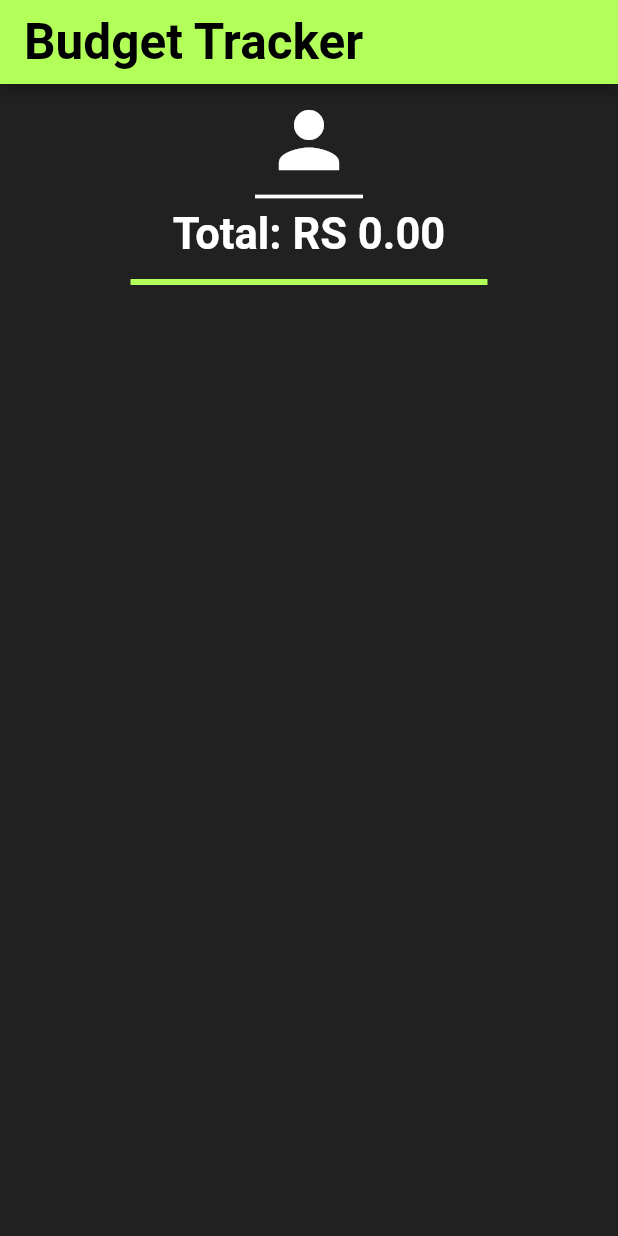
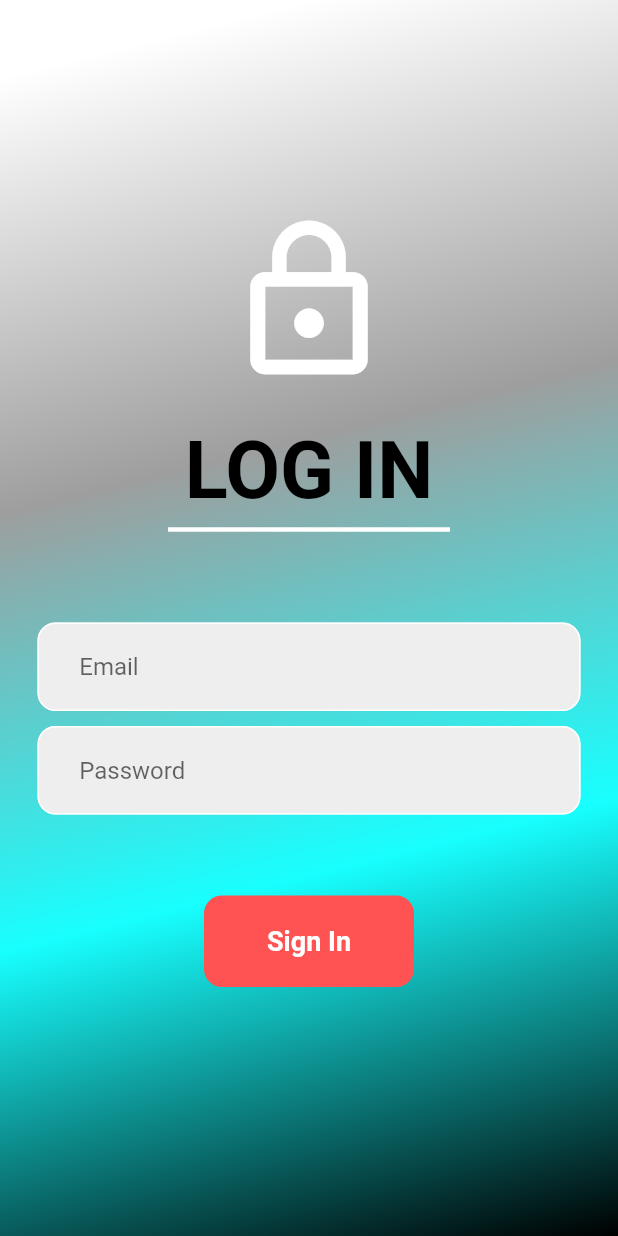
Before and after one commit to Varad-7/22B2270_IntroToAppDev, a Flutter app: the screen it shows after launch, on a phone screen of 412 x 824 dp. Run offline on Flutter 3.47's test engine with Material 2 defaults, Android fonts, the phone set to English and light mode, and no system bars; our stand-ins replace cloud_firestore, firebase_auth, firebase_core, flutter_slidable; accounts and stored records are empty.

Commit message:
week 3-4 assignment

```diff
--- a/lib/main.dart
+++ b/lib/main.dart
@@ -1,216 +1,23 @@
 import 'package:flutter/material.dart';
+import 'package:firebase_core/firebase_core.dart';
+import 'package:practice/pages/login_page.dart';
+import 'firebase_options.dart';
 
-void main() {
-  runApp(BudgetTrackerApp());
+void main() async {
+  WidgetsFlutterBinding.ensureInitialized();
+  await Firebase.initializeApp(
+    options: DefaultFirebaseOptions.currentPlatform,
+  );
+  runApp( MyApp());
 }
 
-class BudgetTrackerApp extends StatelessWidget {
+
+class MyApp extends StatelessWidget {
   @override
   Widget build(BuildContext context) {
-    return MaterialApp(
+    return const MaterialApp(
       debugShowCheckedModeBanner: false,
-      title: 'Budget Tracker',
-      home: BudgetTrackerScreen(),
+      home: LoginPage(),
     );
   }
 }
-
-class BudgetTrackerScreen extends StatefulWidget {
-  @override
-  _BudgetTrackerScreenState createState() => _BudgetTrackerScreenState();
-}
-
-class _BudgetTrackerScreenState extends State<BudgetTrackerScreen> {
-  List<Expense> expenses = [];
-
-  void _addExpense(String category, double amount) {
-    setState(() {
-      expenses.add(Expense(category: category, amount: amount));
-    });
-  }
-
-  void _deleteExpense(int index) {
-    setState(() {
-      expenses.removeAt(index);
-    });
-  }
-
-  double get totalAmount {
-    return expenses.fold(0, (sum, item) => sum + item.amount);
-  }
-
-  @override
-  Widget build(BuildContext context) {
-    return Scaffold(
-      backgroundColor: Colors.grey[900],
-      appBar: AppBar(
-        backgroundColor: Colors.lightGreenAccent[200],
-        title: const Text(
-          'Budget Tracker',
-          style: TextStyle(
-            color: Colors.black,
-            fontSize: 33,
-            fontWeight: FontWeight.bold,
-          ),
-        ),
-      ),
-      floatingActionButton: Padding(
-        padding: const EdgeInsets.fromLTRB(128.0,880.0,175.0,0.0),
-        child: FloatingActionButton(
-          splashColor: Colors.white60,
-          backgroundColor: Colors.cyanAccent,
-          onPressed: () => _openExpenseDialog(),
-          child: const Icon(
-            Icons.add,
-            color: Colors.black,
-            size: 31,
-          ),
-        ),
-      ),
-      body: Column(
-        crossAxisAlignment: CrossAxisAlignment.center,
-        children: [
-          Container(
-            padding: EdgeInsets.all(7.0),
-            child: Column(
-              children: [
-                const Icon(
-                  Icons.person,
-                  color: Colors.white,
-                  size: 60,
-                ),
-                Divider(
-                  color: Colors.white,
-                  indent: 163,
-                  endIndent: 163,
-                  thickness: 2.5,
-                ),
-                Text(
-                  'Total: RS ${totalAmount.toStringAsFixed(2)}',
-                  style: const TextStyle(
-                      fontSize: 29.0,
-                      fontWeight: FontWeight.bold,
-                    color: Colors.white
-                  ),
-                ),
-              ],
-            ),
-          ),
-          const Divider(
-            color: Colors.lightGreenAccent,
-            thickness: 4,
-            indent: 87,
-            endIndent: 87,
-          ),
-          Expanded(
-            child: ListView.builder(
-              itemCount: expenses.length,
-              itemBuilder: (context, index) {
-                final expense = expenses[index];
-                return Column(
-                  children: [
-                    ListTile(
-                      title: Text(
-                          expense.category,
-                        style: const TextStyle(
-                          fontSize: 21.0,
-                          fontWeight: FontWeight.bold,
-                          color: Colors.white,
-                        ),),
-                      trailing: Row(
-                        mainAxisSize: MainAxisSize.min,
-                        children: [
-                          Text(
-                            'Rs ${expense.amount.toStringAsFixed(2)}',
-                            style: const TextStyle(
-                                fontSize: 21.0,
-                                fontWeight: FontWeight.bold,
-                            color: Colors.white),
-                          ),
-                          IconButton(
-                            icon: const Icon(
-                                Icons.delete,
-                              color: Colors.white,
-                            ),
-                            onPressed: () => _deleteExpense(index),
-                          ),
-                        ],
-                      ),
-                    ),
-                    const Divider(
-                      color: Colors.white,
-                      thickness: 2,
-                      indent: 50,
-                      endIndent: 50,
-                    ), // Divider line after each expense item
-                  ],
-                );
-              },
-            ),
-          ),
-        ],
-      ),
-    );
-  }
-
-  void _openExpenseDialog() {
-    String category = '';
-    double amount = 0.0;
-
-    showDialog(
-      context: context,
-      builder: (context) {
-        return AlertDialog(
-          backgroundColor: Colors.grey[200],
-          title: const Center(child: Text('Add Expense')),
-          content: Column(
-            mainAxisSize: MainAxisSize.min,
-            children: [
-              TextField(
-                decoration: const InputDecoration(labelText: 'Category'),
-                onChanged: (value) {
-                  setState(() {
-                    category = value;
-                  });
-                },
-              ),
-              TextField(
-                decoration: const InputDecoration(labelText: 'Amount'),
-                keyboardType: const TextInputType.numberWithOptions(decimal: true),
-                onChanged: (value) {
-                  setState(() {
-                    amount = double.tryParse(value) ?? 0.0;
-                  });
-                },
-              ),
-            ],
-          ),
-          actions: [
-            TextButton(
-              onPressed: () {
-                Navigator.of(context).pop();
-              },
-              child: const Text('Cancel'),
-            ),
-            TextButton(
-              onPressed: () {
-                if (category.isNotEmpty && amount != 0.0) {
-                  _addExpense(category, amount);
-                  Navigator.of(context).pop();
-                }
-              },
-              child: const Text('Add'),
-            ),
-          ],
-        );
-      },
-    );
-  }
-}
-
-class Expense {
-  final String category;
-  final double amount;
-
-  Expense({required this.category, required this.amount});
-}
--- /dev/null
+++ b/lib/pages/login_page.dart
@@ -0,0 +1,166 @@
+import 'package:flutter/material.dart';
+import 'package:firebase_auth/firebase_auth.dart';
+import 'home_page.dart';
+
+class LoginPage extends StatefulWidget {
+  const LoginPage({Key? key}) : super(key: key);
+
+  @override
+  _LoginPageState createState() => _LoginPageState();
+}
+
+class _LoginPageState extends State<LoginPage> {
+  final TextEditingController _emailController = TextEditingController();
+  final TextEditingController _passwordController = TextEditingController();
+
+  Future<void> signIn() async {
+    try {
+
+      showDialog(
+          context: context,
+          builder: (context) {
+            return const Center(child: CircularProgressIndicator()
+            );
+          }
+      );
+
+      await FirebaseAuth.instance.signInWithEmailAndPassword(
+        email: _emailController.text.trim(),
+        password: _passwordController.text.trim(),
+      );
+
+      Navigator.of(context).pop();
+
+      // Navigate to the BudgetTrackerApp after successful login
+      Navigator.pushReplacement(
+        context,
+        MaterialPageRoute(builder: (context) => BudgetTrackerApp()),
+      );
+    } catch (e) {
+      // Handle login errors here (e.g., display an error message)
+      print('Login failed: $e');
+    }
+  }
+
+  @override
+  void dispose() {
+    _emailController.dispose();
+    _passwordController.dispose();
+
+    super.dispose();
+  }
+
+  @override
+  Widget build(BuildContext context) {
+    return Scaffold(
+      // backgroundColor: Colors.grey[600],
+      body: Container(
+        decoration: const BoxDecoration(
+          gradient: LinearGradient(
+            colors: [Colors.white, Colors.grey,Colors.cyanAccent ,Colors.black],
+            begin: Alignment.topCenter,
+            end: Alignment.bottomRight// center: Alignment.center,
+            // radius: 0.9,
+          ),
+        ),
+        child: SafeArea(
+          child: Center(
+            child: SingleChildScrollView(
+              child: Column(
+                mainAxisAlignment: MainAxisAlignment.center,
+                children: [
+                  const Icon(
+                    Icons.lock_outline,
+                    color: Colors.white,
+                    size: 117,
+                  ),
+                  const SizedBox(height: 24),
+                  const Text(
+                    'LOG IN',
+                    style: TextStyle(
+                      color: Colors.black,
+                      fontSize: 53,
+                      fontWeight: FontWeight.bold,
+                    ),
+                  ),
+                  const Divider(
+                    color: Colors.white,
+                    indent: 112,endIndent: 112,
+                    thickness: 3,
+                  ),
+                  const SizedBox(height: 54),
+                  Padding(
+                    padding: const EdgeInsets.symmetric(horizontal: 25),
+                    child: TextField(
+                      controller: _emailController,
+                      decoration: InputDecoration(
+                        enabledBorder: OutlineInputBorder(
+                          borderSide: const BorderSide(color: Colors.white),
+                          borderRadius: BorderRadius.circular(12),
+                        ),
+                        focusedBorder: OutlineInputBorder(
+                          borderSide: const BorderSide(color: Colors.black),
+                          borderRadius: BorderRadius.circular(12),
+                        ),
+                        hintText: "    Email",
+                        fillColor: Colors.grey[200],
+                        filled: true,
+                      ),
+                    ),
+                  ),
+                  const SizedBox(height: 10),
+                  Padding(
+                    padding: const EdgeInsets.symmetric(horizontal: 25),
+                    child: TextField(
+                      controller: _passwordController,
+                      obscureText: true, // Make the password field hidden
+                      decoration: InputDecoration(
+                        enabledBorder: OutlineInputBorder(
+                          borderSide: const BorderSide(color: Colors.white),
+                          borderRadius: BorderRadius.circular(12),
+                        ),
+                        focusedBorder: OutlineInputBorder(
+                          borderSide: const BorderSide(color: Colors.black),
+                          borderRadius: BorderRadius.circular(12),
+                        ),
+                        hintText: "    Password",
+                        fillColor: Colors.grey[200],
+                        filled: true,
+                      ),
+                    ),
+                  ),
+                  const SizedBox(height: 54),
+                  Padding(
+                    padding: const EdgeInsets.symmetric(horizontal: 25),
+                    child: GestureDetector(
+                      onTap: signIn,
+                      child: Container(
+                        width: 140,
+                        padding: const EdgeInsets.all(20),
+                        decoration: BoxDecoration(
+                          color: Colors.redAccent,
+                          borderRadius: BorderRadius.circular(12),
+                        ),
+                        child: const Center(
+                          child: Text(
+                            'Sign In',
+                            style: TextStyle(
+                              fontWeight: FontWeight.bold,
+                              fontSize: 18,
+                              color: Colors.white,
+                            ),
+                          ),
+                        ),
+                      ),
+                    ),
+                  ),
+                  const SizedBox(height: 24),
+                ],
+              ),
+            ),
+          ),
+        ),
+      ),
+    );
+  }
+}
--- a/pubspec.yaml
+++ b/pubspec.yaml
@@ -30,7 +30,11 @@ environment:
 dependencies:
   flutter:
     sdk: flutter
+  firebase_core: ^2.15.0
+  firebase_auth: ^4.7.1
+  cloud_firestore: ^4.8.4
   provider: ^6.0.5
+  flutter_slidable: ^3.0.0
 
 
 
```
Also changed, not shown: lib/pages/home_page.dart (added, +259 -0 lines), lib/firebase_options.dart (added), lib/pages/auth.dart (added), lib/pages/widget_tree.dart (added), pubspec.lock, 21 other files.
